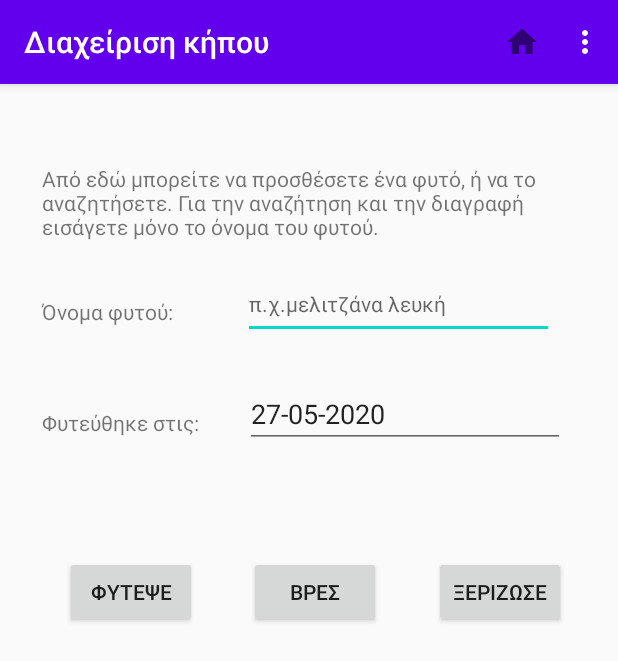
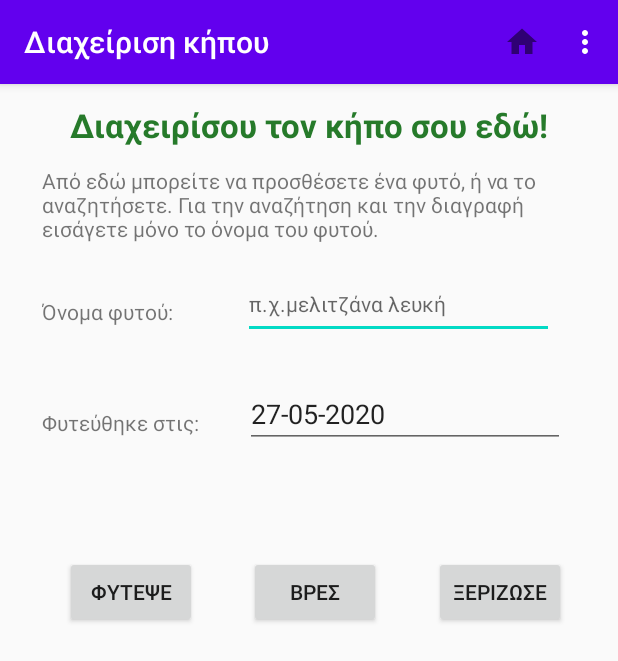
Before and after one commit to terilias/PlantApp2, an Android app: the DataBaseActivity screen opened directly, with no data from a screen before it, on a phone screen of 412 x 824 dp. Shown: the top 661 px of the screen. Run offline under Robolectric (Android 15) with nearby library versions, the phone set to English and light mode, and no system bars.

Commit message:
add fertil class

```diff
--- a/app/src/main/AndroidManifest.xml
+++ b/app/src/main/AndroidManifest.xml
@@ -9,7 +9,8 @@
         android:roundIcon="@mipmap/ic_launcher_round"
         android:supportsRtl="true"
         android:theme="@style/AppTheme">
-        <activity android:name=".DataBaseActivity"></activity>
+        <activity android:name=".Fertilizer"></activity>
+        <activity android:name=".DataBaseActivity" />
         <activity android:name=".MainActivity">
             <intent-filter>
                 <action android:name="android.intent.action.MAIN" />
--- /dev/null
+++ b/app/src/main/res/drawable/ic_fertil.xml
@@ -0,0 +1,9 @@
+<vector xmlns:android="http://schemas.android.com/apk/res/android"
+        android:width="24dp"
+        android:height="24dp"
+        android:viewportWidth="24.0"
+        android:viewportHeight="24.0">
+    <path
+        android:fillColor="#FF000000"
+        android:pathData="M19.77,7.23l0.01,-0.01 -3.72,-3.72L15,4.56l2.11,2.11c-0.94,0.36 -1.61,1.26 -1.61,2.33 0,1.38 1.12,2.5 2.5,2.5 0.36,0 0.69,-0.08 1,-0.21v7.21c0,0.55 -0.45,1 -1,1s-1,-0.45 -1,-1L17,14c0,-1.1 -0.9,-2 -2,-2h-1L14,5c0,-1.1 -0.9,-2 -2,-2L6,3c-1.1,0 -2,0.9 -2,2v16h10v-7.5h1.5v5c0,1.38 1.12,2.5 2.5,2.5s2.5,-1.12 2.5,-2.5L20.5,9c0,-0.69 -0.28,-1.32 -0.73,-1.77zM12,10L6,10L6,5h6v5zM18,10c-0.55,0 -1,-0.45 -1,-1s0.45,-1 1,-1 1,0.45 1,1 -0.45,1 -1,1z"/>
+</vector>
--- a/app/src/main/res/layout/activity_data_base.xml
+++ b/app/src/main/res/layout/activity_data_base.xml
@@ -92,7 +92,7 @@
         app:layout_constraintHorizontal_bias="0.35"
         app:layout_constraintStart_toStartOf="parent"
         app:layout_constraintTop_toTopOf="parent"
-        app:layout_constraintVertical_bias="0.909" />
+        app:layout_constraintVertical_bias="0.931" />
 
     <TextView
         android:id="@+id/textView"
@@ -140,5 +140,22 @@
         app:layout_constraintTop_toBottomOf="@+id/buttonAdd"
         app:layout_constraintVertical_bias="0.0" />
 
+    <TextView
+        android:id="@+id/textView2"
+        android:layout_width="wrap_content"
+        android:layout_height="wrap_content"
+        android:layout_marginStart="8dp"
+        android:layout_marginTop="8dp"
+        android:layout_marginEnd="8dp"
+        android:layout_marginBottom="8dp"
+        android:text="@string/gardenManagementTitle"
+        android:textAppearance="@style/TextAppearance.AppCompat.Large"
+        android:textColor="#267A2A"
+        android:textStyle="bold"
+        app:layout_constraintBottom_toTopOf="@+id/textViewInformDate"
+        app:layout_constraintEnd_toEndOf="parent"
+        app:layout_constraintStart_toStartOf="parent"
+        app:layout_constraintTop_toTopOf="parent" />
+
 
 </androidx.constraintlayout.widget.ConstraintLayout>
--- a/app/src/main/res/menu/menu_appbar.xml
+++ b/app/src/main/res/menu/menu_appbar.xml
@@ -12,6 +12,10 @@
         android:icon="@drawable/ic_add"
         android:title="@string/second_menu" />
     <item
+        android:id="@+id/menu_fertil"
+        android:icon="@drawable/ic_fertil"
+        android:title="@string/menu_fertil" />
+    <item
         android:id="@+id/menu_gallery"
         android:icon="@drawable/ic_plant"
         android:title="@string/third_menu" />
--- a/app/src/main/res/values/strings.xml
+++ b/app/src/main/res/values/strings.xml
@@ -19,4 +19,8 @@
     <string name="sucSave">προστέθηκε επιτυχώς! Καλή επιτυχία!</string>
     <string name="DBinfo">Από εδώ μπορείτε να προσθέσετε ένα φυτό, ή να το αναζητήσετε. Για την αναζήτηση και την διαγραφή εισάγετε μόνο το όνομα του φυτού.</string>
     <string name="plantInfo">Πληροφορίες Φυτού</string>
+    <string name="gardenManagementTitle">Διαχειρίσου τον κήπο σου εδώ!</string>
+    <string name="fertilTitle">Ρίξε λίπασμα!</string>
+    <string name="fertilInfo">Το PlantApp θα σας βοηθήσει να διαχειριστείτε την λίπανση καλύτερα! Από εδώ μπορείτε να δηλώσετε πότε ήταν η τελευταία φορά που λιπάνατε τα φυτά του κήπου σας και η εφαρμογή θα αναλάβει να σας ειδοποιήσει όταν θα χρειαστεί να ξαναλιπάνετε! Τα παραγωγικά φυτά (π.χ. τα λαχανικά) χρειάζονται λίπασμα κάθε 15 μέρες περίπου αλλά μπορείτε να αποφασίσετε εσείς την συχνότητα λίπανσης σύμφωνα με τις ανάγκες των φυτών σας.</string>
+    <string name="menu_fertil">Λίπανση</string>
 </resources>
```
Also changed, not shown: app/src/main/java/com/example/plantapp/Fertilizer.java (added, +14 -0 lines), app/src/main/res/layout/activity_fertilizer.xml (added, +41 -0 lines).
